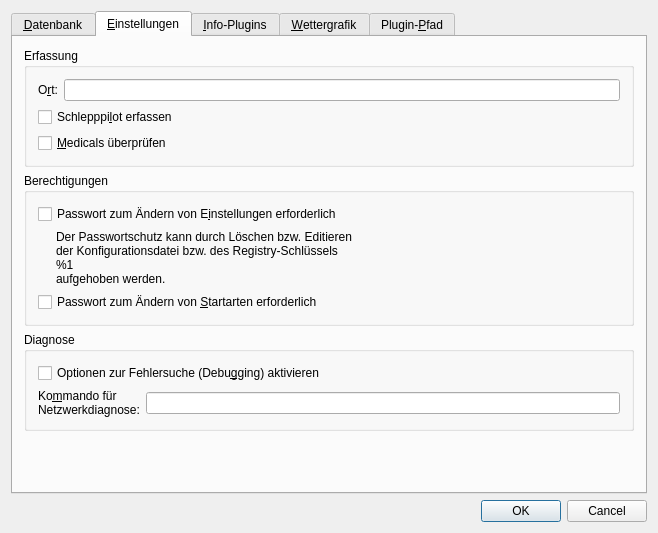
First picture: the form in src/gui/windows/SettingsWindow.ui, repository startkladde/startkladde, before the edit.
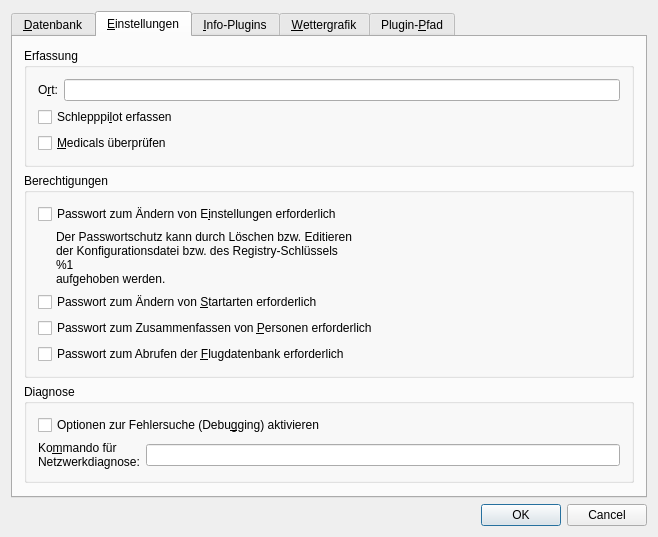
Second picture: the form after the edit. The open tabs and pages were chosen to show the change. Custom widgets are drawn as their Qt base class.

Commit message: Add password protection for merge people operation Add password protection for view flight database Simplify password input and verification

```diff
--- a/src/gui/windows/SettingsWindow.ui
+++ b/src/gui/windows/SettingsWindow.ui
@@ -329,6 +329,20 @@
             </layout>
            </widget>
           </item>
+          <item row="3" column="0">
+           <widget class="QCheckBox" name="protectMergePeopleCheckbox">
+            <property name="text">
+             <string>Passwort zum Zusammenfassen von &amp;Personen erforderlich</string>
+            </property>
+           </widget>
+          </item>
+          <item row="4" column="0">
+           <widget class="QCheckBox" name="protectFlightDatabaseCheckbox">
+            <property name="text">
+             <string>Passwort zum Abrufen der &amp;Flugdatenbank erforderlich</string>
+            </property>
+           </widget>
+          </item>
          </layout>
         </widget>
        </item>
```
The commit also changes 13 other files.
